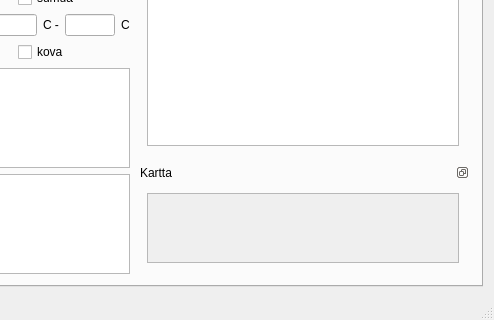
Qt form mainwindow.ui (samuliwritescode/uistelupaivakirja-desktop) before a commit; both pictures show x 551 to 1045 and y 588 to 908 of the 1045 by 908 pixel window.
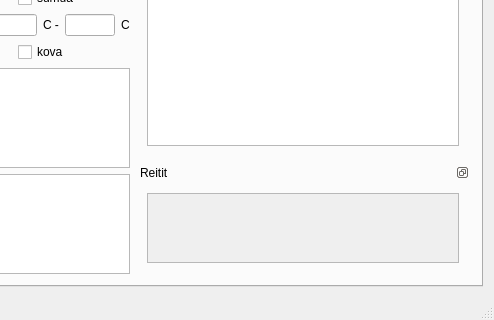
The same form after that commit. Icons and pictures are not drawn.

What changed in the file:
```diff
--- a/mainwindow.ui
+++ b/mainwindow.ui
@@ -835,7 +835,7 @@
              <set>QDockWidget::DockWidgetFloatable|QDockWidget::DockWidgetMovable</set>
             </property>
             <property name="windowTitle">
-             <string>Kartta</string>
+             <string>Reitit</string>
             </property>
             <widget class="QWidget" name="dockWidgetContents">
              <layout class="QHBoxLayout" name="horizontalLayout_2">
```
Left out of the diff: 8 changed lines with no effect on the pictures.
